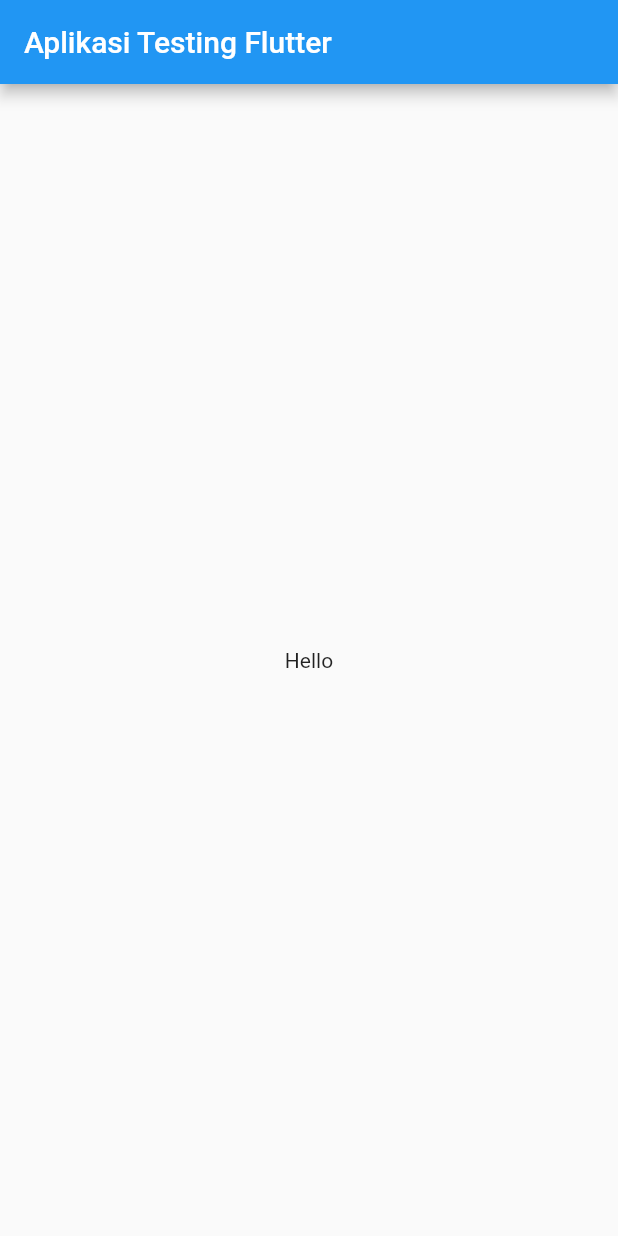
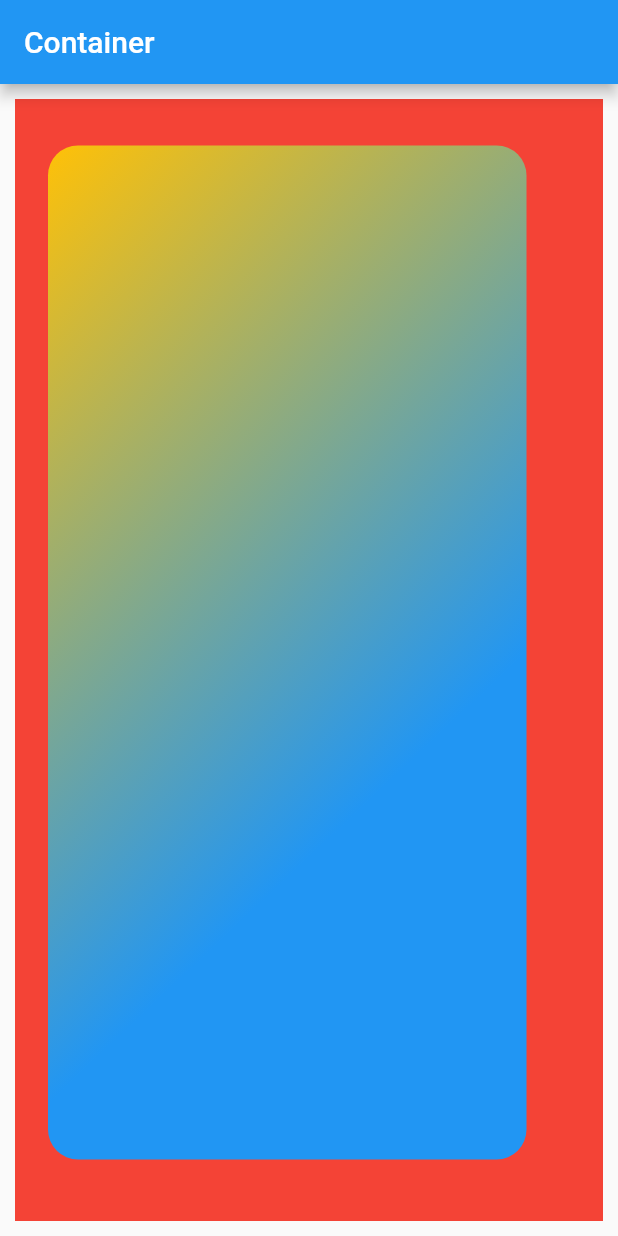
Before and after one commit to putranurf/hello-flutter, a Flutter app: the screen it shows after launch, on a phone screen of 412 x 824 dp. Run offline on Flutter 3.47's test engine with Material 2 defaults, Android fonts, the phone set to English and light mode, and no system bars.

Commit message:
Training Row, Column , Text and Container

```diff
--- a/lib/main.dart
+++ b/lib/main.dart
@@ -1,20 +1,95 @@
 import 'package:flutter/material.dart';
 
 void main() {
-  runApp(const MyApp());
+  // runApp(const RowColumn());
+  // runApp(const TextApp());
+  runApp(const ContainerApp());
 }
 
-class MyApp extends StatelessWidget {
-  const MyApp({super.key});
+// class TextApp extends StatelessWidget {
+//   const TextApp({super.key});
+
+//   @override
+//   Widget build(BuildContext context) {
+//     return MaterialApp(
+//       home: Scaffold(
+//         appBar: AppBar(
+//           title: Text("Aplikasi Testing Flutter"),
+//         ),
+//         body: Center(
+//             child: Container(
+//                 color: Colors.lightBlue,
+//                 width: 150,
+//                 height: 100,
+//                 child: Text(
+//                   "Hello World everything is fine and good for any peoples",
+//                   style: TextStyle(
+//                       color: Colors.white,
+//                       fontStyle: FontStyle.italic,
+//                       fontWeight: FontWeight.bold,
+//                       fontSize: 20),
+//                 ))),
+//       ),
+//     );
+//   }
+// }
+
+// class RowColumn extends StatelessWidget {
+//   const RowColumn({super.key});
+
+//   @override
+//   Widget build(BuildContext context) {
+//     return MaterialApp(
+//       home: Scaffold(
+//         appBar: AppBar(
+//           title: Text("Latihan"),
+//         ),
+//         body: Column(
+//           mainAxisAlignment: MainAxisAlignment.center,
+//           crossAxisAlignment: CrossAxisAlignment.start,
+//           children: <Widget>[
+//             Text("Kolom"),
+//             Text("Kolom2"),
+//             Text("Kolom3"),
+//             Row(
+//               children: <Widget>[
+//                 Text("Kolom4"),
+//                 Text("Kolom5"),
+//                 Text("Kolom6"),
+//               ],
+//             ),
+//           ],
+//         ),
+//       ),
+//     );
+//   }
+// }
+
+class ContainerApp extends StatelessWidget {
+  const ContainerApp({super.key});
 
   @override
   Widget build(BuildContext context) {
     return MaterialApp(
       home: Scaffold(
         appBar: AppBar(
-          title: Text("Aplikasi Testing Flutter"),
+          title: Text("Container"),
         ),
-        body: Center(child: Text("Hello")),
+        body: Container(
+          color: Colors.red,
+          padding: EdgeInsets.fromLTRB(12, 21, 41, 31),
+          margin: EdgeInsets.all(10),
+          child: Container(
+            margin: EdgeInsets.all(10),
+            decoration: BoxDecoration(
+              borderRadius: BorderRadius.circular(20),
+              gradient: LinearGradient(
+                begin: Alignment.topLeft,
+                colors: <Color>[Colors.amber, Colors.blue],
+              ),
+            ),
+          ),
+        ),
       ),
     );
   }
```
Also changed, not shown: 1 other file.
